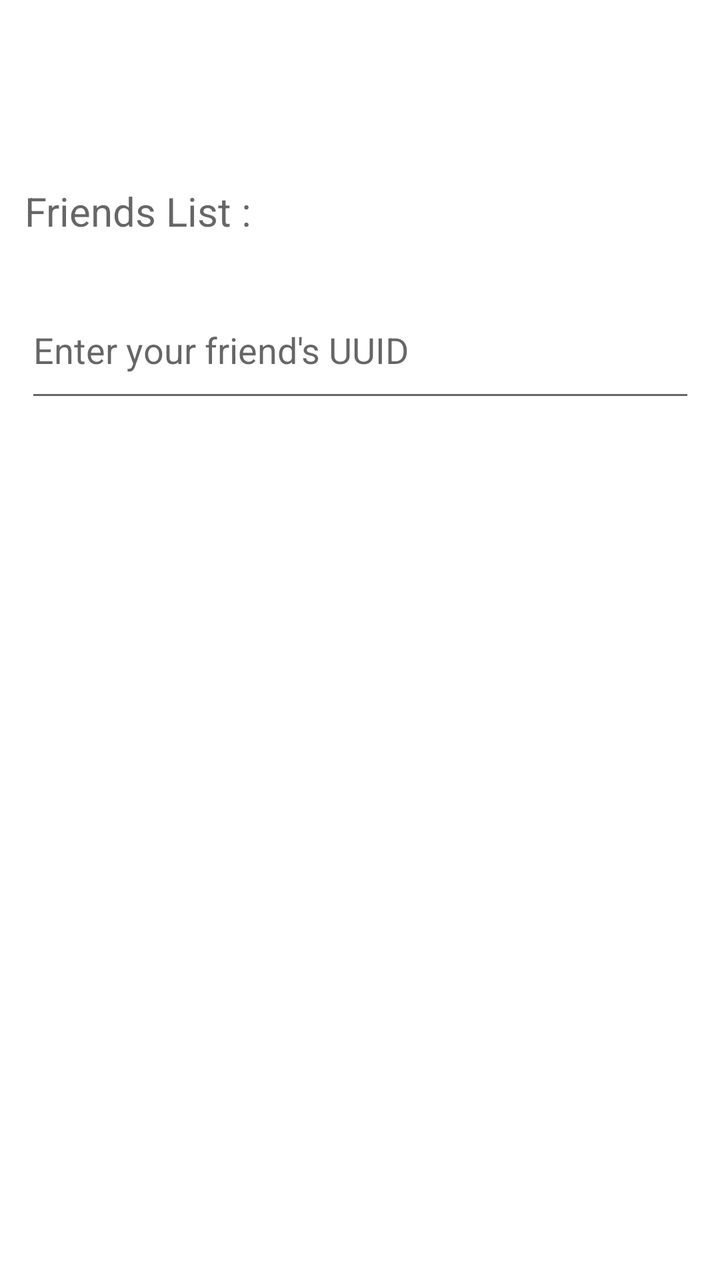
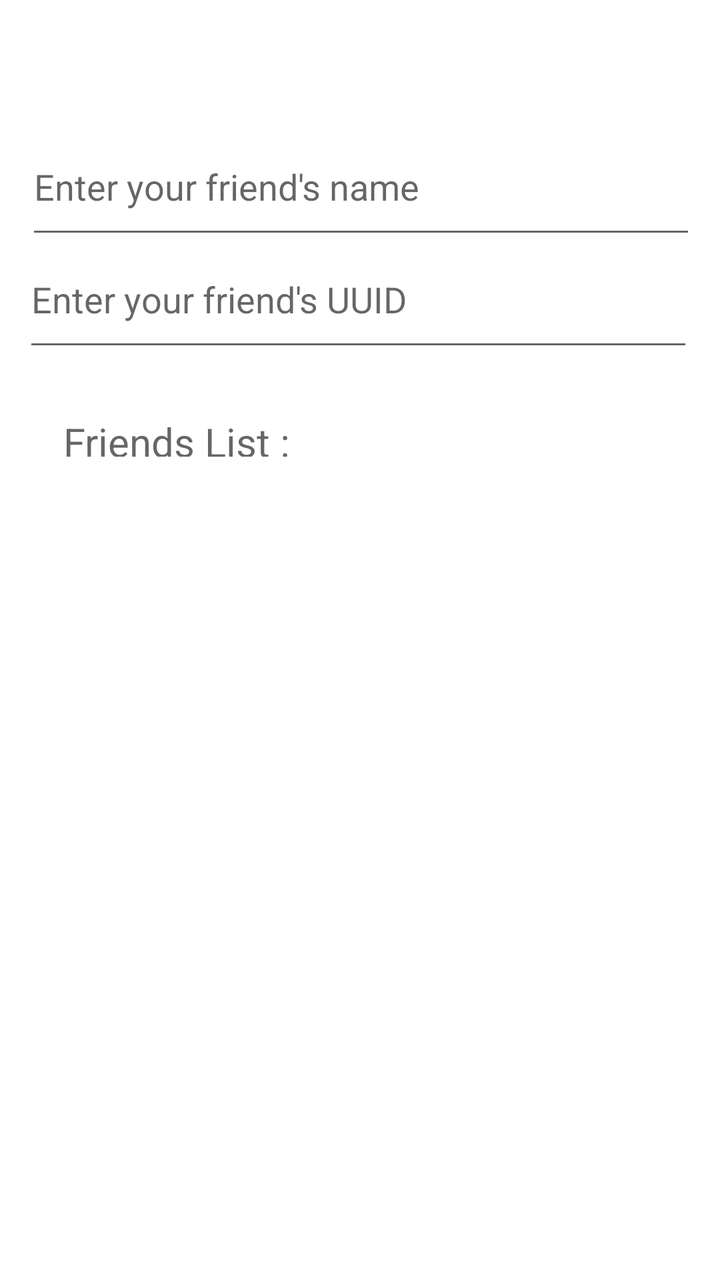

Compare the two renders of this Android layout. The source of the first and the diff that turns it into the second are given below.
<!-- AndroidManifest.xml: application theme Theme.Mindguard -->
<!-- res/layout/fragment_friends.xml -->
<?xml version="1.0" encoding="utf-8"?>
<androidx.constraintlayout.widget.ConstraintLayout xmlns:android="http://schemas.android.com/apk/res/android"
    xmlns:app="http://schemas.android.com/apk/res-auto"
    xmlns:tools="http://schemas.android.com/tools"
    android:layout_width="match_parent"
    android:layout_height="match_parent"
    tools:context=".ui.fragment.FriendsFragment">

    <TextView
        android:id="@+id/text_friends"
        android:layout_width="335dp"
        android:layout_height="56dp"
        android:layout_marginStart="8dp"
        android:layout_marginTop="8dp"
        android:layout_marginEnd="8dp"
        android:hint="@string/text_friends"
        android:textAlignment="center"
        android:textSize="20sp"
        app:layout_constraintBottom_toBottomOf="parent"
        app:layout_constraintEnd_toEndOf="parent"
        app:layout_constraintHorizontal_bias="0.482"
        app:layout_constraintStart_toStartOf="parent"
        app:layout_constraintTop_toTopOf="parent"
        app:layout_constraintVertical_bias="0.146" />

    <TextView
        android:id="@+id/text_uuid"
        android:layout_width="339dp"
        android:layout_height="53dp"
        app:layout_constraintBottom_toBottomOf="parent"
        app:layout_constraintEnd_toEndOf="parent"
        app:layout_constraintStart_toStartOf="parent"
        app:layout_constraintTop_toTopOf="parent"
        app:layout_constraintVertical_bias="0.079" />

    <EditText
        android:id="@+id/input_uuid"
        android:layout_width="335dp"
        android:layout_height="65dp"
        android:autofillHints="creditCardNumber"
        android:hint="@string/uuid_hint"
        android:inputType="text"
        app:layout_constraintBottom_toBottomOf="parent"
        app:layout_constraintEnd_toEndOf="parent"
        app:layout_constraintStart_toStartOf="parent"
        app:layout_constraintTop_toTopOf="parent"
        app:layout_constraintVertical_bias="0.245" />

    <ListView
        android:id="@+id/list_friend"
        android:layout_width="303dp"
        android:layout_height="295dp"
        android:layout_marginStart="8dp"
        android:layout_marginTop="8dp"
        android:layout_marginEnd="8dp"
        android:textAlignment="center"
        android:textSize="20sp"
        app:layout_constraintBottom_toBottomOf="parent"
        app:layout_constraintEnd_toEndOf="parent"
        app:layout_constraintHorizontal_bias="0.493"
        app:layout_constraintStart_toStartOf="parent"
        app:layout_constraintTop_toTopOf="parent"
        app:layout_constraintVertical_bias="0.847">

    </ListView>
</androidx.constraintlayout.widget.ConstraintLayout>
<!-- resources referenced by this layout -->
<resources>
  <string name="text_friends"> Friends List : </string>
  <string name="uuid_hint"> Enter your friend\'s UUID</string>
  <style name="Theme.Mindguard" parent="Theme.MaterialComponents.DayNight.DarkActionBar">
          
          <item name="colorPrimary">@color/purple_500</item>
          <item name="colorPrimaryVariant">@color/purple_700</item>
          <item name="colorOnPrimary">@color/white</item>
          
          <item name="colorSecondary">@color/teal_200</item>
          <item name="colorSecondaryVariant">@color/teal_700</item>
          <item name="colorOnSecondary">@color/black</item>
          
          <item name="android:statusBarColor">?attr/colorPrimaryVariant</item>
          
      </style>
  <color name="purple_500">#FF6200EE</color>
  <color name="purple_700">#FF3700B3</color>
  <color name="white">#FFFFFFFF</color>
  <color name="teal_200">#FF03DAC5</color>
  <color name="teal_700">#FF018786</color>
  <color name="black">#FF000000</color>
</resources>

<!-- the commit's change to res/layout/fragment_friends.xml (unified diff, before → after) -->
@@ -8,8 +8,8 @@
 
     <TextView
         android:id="@+id/text_friends"
-        android:layout_width="335dp"
-        android:layout_height="56dp"
+        android:layout_width="296dp"
+        android:layout_height="21dp"
         android:layout_marginStart="8dp"
         android:layout_marginTop="8dp"
         android:layout_marginEnd="8dp"
@@ -18,10 +18,10 @@
         android:textSize="20sp"
         app:layout_constraintBottom_toBottomOf="parent"
         app:layout_constraintEnd_toEndOf="parent"
-        app:layout_constraintHorizontal_bias="0.482"
+        app:layout_constraintHorizontal_bias="0.494"
         app:layout_constraintStart_toStartOf="parent"
         app:layout_constraintTop_toTopOf="parent"
-        app:layout_constraintVertical_bias="0.146" />
+        app:layout_constraintVertical_bias="0.326" />
 
     <TextView
         android:id="@+id/text_uuid"
@@ -31,7 +31,21 @@
         app:layout_constraintEnd_toEndOf="parent"
         app:layout_constraintStart_toStartOf="parent"
         app:layout_constraintTop_toTopOf="parent"
-        app:layout_constraintVertical_bias="0.079" />
+        app:layout_constraintVertical_bias="0.023" />
+
+    <EditText
+        android:id="@+id/input_name"
+        android:layout_width="335dp"
+        android:layout_height="65dp"
+        android:autofillHints="name"
+        android:hint="@string/name_hint"
+        android:inputType="text"
+        app:layout_constraintBottom_toBottomOf="parent"
+        app:layout_constraintEnd_toEndOf="parent"
+        app:layout_constraintHorizontal_bias="0.526"
+        app:layout_constraintStart_toStartOf="parent"
+        app:layout_constraintTop_toTopOf="parent"
+        app:layout_constraintVertical_bias="0.103" />
 
     <EditText
         android:id="@+id/input_uuid"
@@ -42,14 +56,26 @@
         android:inputType="text"
         app:layout_constraintBottom_toBottomOf="parent"
         app:layout_constraintEnd_toEndOf="parent"
+        app:layout_constraintHorizontal_bias="0.473"
         app:layout_constraintStart_toStartOf="parent"
         app:layout_constraintTop_toTopOf="parent"
-        app:layout_constraintVertical_bias="0.245" />
+        app:layout_constraintVertical_bias="0.201" />
+
+    <TextView
+        android:id="@+id/is_with_friends"
+        android:layout_width="330dp"
+        android:layout_height="37dp"
+        app:layout_constraintBottom_toBottomOf="parent"
+        app:layout_constraintEnd_toEndOf="parent"
+        app:layout_constraintHorizontal_bias="0.555"
+        app:layout_constraintStart_toStartOf="parent"
+        app:layout_constraintTop_toTopOf="parent"
+        app:layout_constraintVertical_bias="0.288" />
 
     <ListView
         android:id="@+id/list_friend"
-        android:layout_width="303dp"
-        android:layout_height="295dp"
+        android:layout_width="338dp"
+        android:layout_height="389dp"
         android:layout_marginStart="8dp"
         android:layout_marginTop="8dp"
         android:layout_marginEnd="8dp"
@@ -57,10 +83,10 @@
         android:textSize="20sp"
         app:layout_constraintBottom_toBottomOf="parent"
         app:layout_constraintEnd_toEndOf="parent"
-        app:layout_constraintHorizontal_bias="0.493"
+        app:layout_constraintHorizontal_bias="0.508"
         app:layout_constraintStart_toStartOf="parent"
         app:layout_constraintTop_toTopOf="parent"
-        app:layout_constraintVertical_bias="0.847">
+        app:layout_constraintVertical_bias="0.913">
 
     </ListView>
 </androidx.constraintlayout.widget.ConstraintLayout>
<!-- resource entries referenced after the edit -->
@@ -1,5 +1,6 @@
 <!-- resources referenced by this layout -->
 <resources>
+  <string name="name_hint">Enter your friend\'s name</string>
   <string name="text_friends"> Friends List : </string>
   <string name="uuid_hint"> Enter your friend\'s UUID</string>
   <style name="Theme.Mindguard" parent="Theme.MaterialComponents.DayNight.DarkActionBar">
